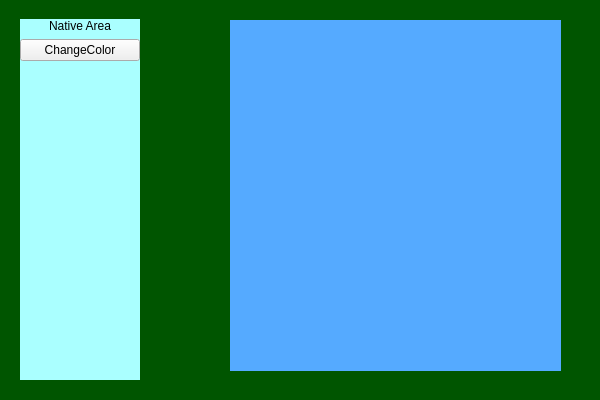
Old version of the form example/QCefViewTest/MainWindow.ui in the repository CefView/QCefView.
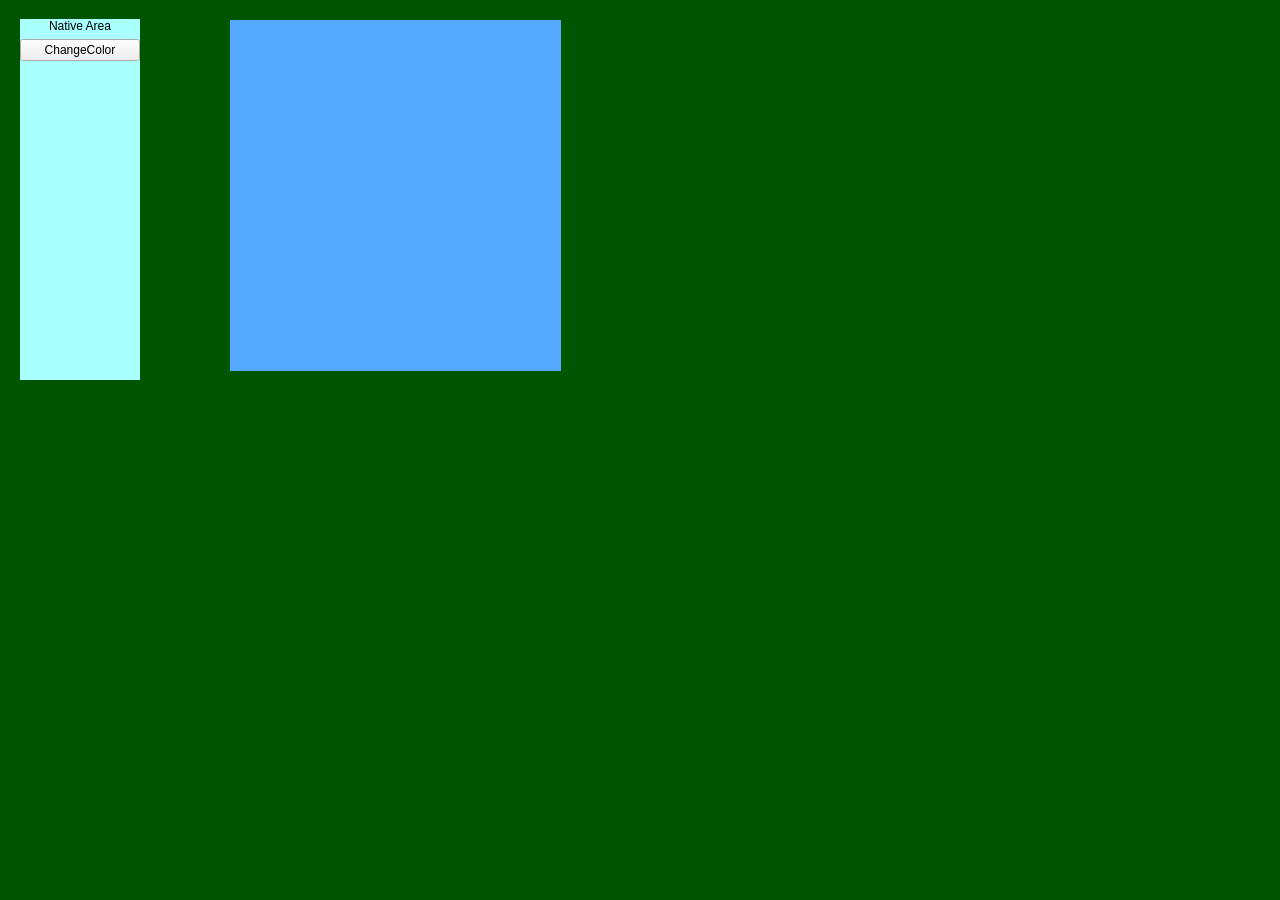
New version of the form.

Commit message: Adjust default window size

What changed in the file:
```diff
--- a/example/QCefViewTest/MainWindow.ui
+++ b/example/QCefViewTest/MainWindow.ui
@@ -6,8 +6,8 @@
 			<rect>
 				<x>0</x>
 				<y>0</y>
-				<width>600</width>
-				<height>400</height>
+				<width>1280</width>
+				<height>900</height>
 			</rect>
 		</property>
 		<property name="windowTitle">
```
